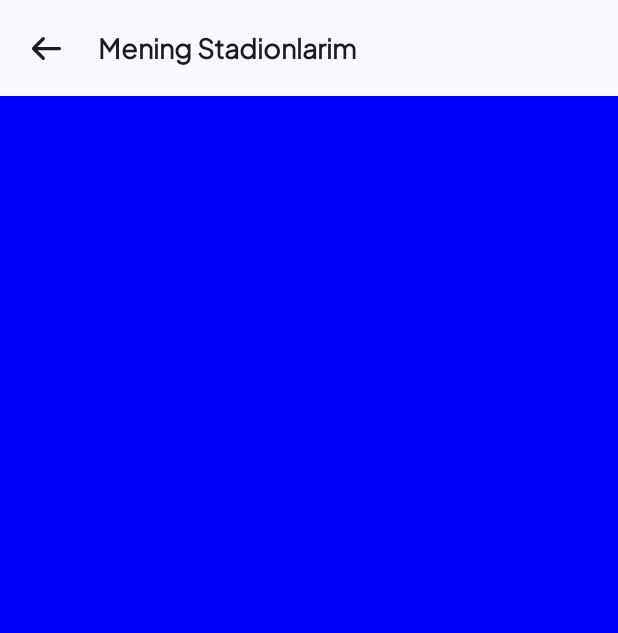
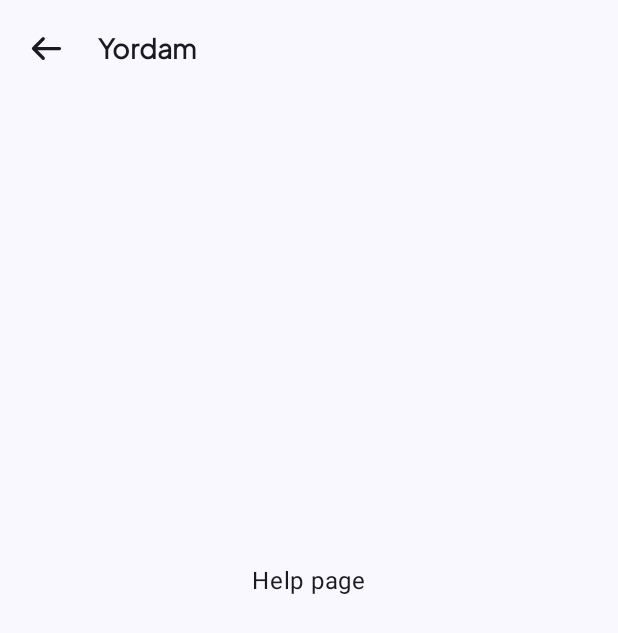
Before and after one commit to IsaboevSanjar/Go-Ball, an Android app built with Jetpack Compose: the screen it shows after launch (ComposeActivity), in the side drawer, after a tap on "Yordam", on a phone screen of 412 x 824 dp. Shown: the top 633 px of the screen. Run offline under Robolectric (Android 15) with nearby library versions, the phone set to English and light mode, and no system bars; our stand-ins replace Dagger/Hilt's generated code, Voyager; libraries missing offline, so code that uses them is left out: com.chuckerteam.chucker, com.yandex.mapkit, com.yandex.runtime; 13 statements that could not run were skipped.

Commit message:
All navigation from pages are ready

```diff
--- a/app/src/main/java/goball/uz/ComposeActivity.kt
+++ b/app/src/main/java/goball/uz/ComposeActivity.kt
@@ -9,10 +9,6 @@ import androidx.compose.foundation.background
 import androidx.compose.foundation.layout.Column
 import androidx.compose.foundation.layout.fillMaxSize
 import androidx.compose.foundation.layout.padding
-import androidx.compose.material.icons.Icons
-import androidx.compose.material.icons.filled.ArrowBack
-import androidx.compose.material.icons.automirrored.filled.ArrowBack
-import androidx.compose.material.icons.filled.ArrowBackIosNew
 import androidx.compose.material3.ExperimentalMaterial3Api
 import androidx.compose.material3.Icon
 import androidx.compose.material3.IconButton
@@ -24,11 +20,14 @@ import androidx.compose.runtime.Composable
 import androidx.compose.ui.Modifier
 import androidx.compose.ui.graphics.Color
 import androidx.compose.ui.res.painterResource
-import androidx.compose.ui.text.TextStyle
-import androidx.compose.ui.text.font.FontFamily
 import androidx.compose.ui.unit.dp
-import androidx.navigation.compose.rememberNavController
+import cafe.adriel.voyager.navigator.Navigator
 import dagger.hilt.android.AndroidEntryPoint
+import goball.uz.screens.AboutUsScreen
+import goball.uz.screens.HelpScreen
+import goball.uz.screens.LoginScreen
+import goball.uz.screens.MyStadiums
+import goball.uz.screens.SettingsScreen
 import goball.uz.ui.theme.GoBallTheme
 
 @AndroidEntryPoint
@@ -37,21 +36,25 @@ class ComposeActivity : AppCompatActivity() {
     @SuppressLint("UnusedMaterial3ScaffoldPaddingParameter")
     override fun onCreate(savedInstanceState: Bundle?) {
         super.onCreate(savedInstanceState)
-        val menuItem = intent.getIntExtra("menu_item", 0)
+        val menuItemText = intent.getStringExtra("menu_text")
+
+        val menuItemID = intent.getIntExtra("menu_item", 0)
         Log.d(
             "ComposeActivityT",
-            "Received menu_item: $menuItem"
+            "Received menu_item: $menuItemID"
         )  // Ensure this log statement is here
         setContent {
             GoBallTheme {
                 Scaffold(modifier = Modifier.fillMaxSize(),
                     topBar = {
                         TopAppBar(title = {
-                            Text(
-                                text = "Mening Stadionlarim",
-                                modifier = Modifier.padding(start = 9.dp),
-                                style =MaterialTheme.typography.bodyMedium
-                            )
+                            menuItemText?.let {
+                                Text(
+                                    text = it,
+                                    modifier = Modifier.padding(start = 9.dp),
+                                    style =MaterialTheme.typography.bodyMedium
+                                )
+                            }
                         },
                             navigationIcon = {
                                 IconButton(onClick = { finishWithAnimation() }) {
@@ -65,7 +68,17 @@ class ComposeActivity : AppCompatActivity() {
                         )
                     }
                 ) {
-                    ComposableScreen(menuItem = menuItem)
+                    if (menuItemID==1){
+                        Navigator(screen = MyStadiums())
+                    }else if (menuItemID==2){
+                        Navigator(screen = SettingsScreen())
+                    }
+                    else if (menuItemID==3){
+                        Navigator(screen = AboutUsScreen())
+                    }
+                    else if (menuItemID==4){
+                        Navigator(screen = HelpScreen())
+                    }
                 }
             }
         }
--- a/app/src/main/java/goball/uz/Yandex.kt
+++ b/app/src/main/java/goball/uz/Yandex.kt
@@ -124,11 +124,13 @@ class Yandex : AppCompatActivity() {
                 R.id.my_stadiums -> {
                     Toast.makeText(this, "My Stadium", Toast.LENGTH_SHORT).show()
                     intent.putExtra("menu_item", 1)
+                    intent.putExtra("menu_text", menuItem.title)
                 }
 
                 R.id.settings -> {
                     Toast.makeText(this, "Settings", Toast.LENGTH_SHORT).show()
                     intent.putExtra("menu_item", 2)
+                    intent.putExtra("menu_text", menuItem.title)
                     /*setContent {
                         val navigator = LocalNavigator.current
                         GoBallTheme {
@@ -140,11 +142,13 @@ class Yandex : AppCompatActivity() {
                 R.id.about_us -> {
                     Toast.makeText(this, "About us", Toast.LENGTH_SHORT).show()
                     intent.putExtra("menu_item", 3)
+                    intent.putExtra("menu_text", menuItem.title)
                 }
 
                 R.id.help -> {
                     Toast.makeText(this, "Help", Toast.LENGTH_SHORT).show()
                     intent.putExtra("menu_item", 4)
+                    intent.putExtra("menu_text", menuItem.title)
                 }
             }
             startActivity(intent)
--- /dev/null
+++ b/app/src/main/java/goball/uz/screens/HelpScreen.kt
@@ -0,0 +1,32 @@
+package goball.uz.screens
+
+import androidx.compose.foundation.layout.Arrangement
+import androidx.compose.foundation.layout.Column
+import androidx.compose.foundation.layout.Spacer
+import androidx.compose.foundation.layout.fillMaxSize
+import androidx.compose.foundation.layout.height
+import androidx.compose.material3.Button
+import androidx.compose.material3.Text
+import androidx.compose.runtime.Composable
+import androidx.compose.ui.Alignment
+import androidx.compose.ui.Modifier
+import androidx.compose.ui.unit.dp
+import cafe.adriel.voyager.core.screen.Screen
+import cafe.adriel.voyager.navigator.LocalNavigator
+
+class HelpScreen : Screen {
+    @Composable
+    override fun Content() {
+
+        val navigator = LocalNavigator.current
+        Column(
+            modifier = Modifier.fillMaxSize(),
+            horizontalAlignment = Alignment.CenterHorizontally,
+            verticalArrangement = Arrangement.Center
+        ) {
+            Text(text = "Help page")
+            Spacer(modifier = Modifier.height(50.dp))
+        }
+
+        }
+}
--- a/app/src/main/res/layout/nav_header.xml
+++ b/app/src/main/res/layout/nav_header.xml
@@ -57,6 +57,7 @@
                 android:layout_width="wrap_content"
                 android:layout_height="wrap_content"
                 android:textSize="12sp"
+                android:layout_gravity="start"
                 android:text="+998 90 000 12 34"
                 android:fontFamily="@font/jakarta_regular"
                 android:textColor="@color/black"/>
```
Also changed, not shown: app/src/main/java/goball/uz/screens/AboutUsScreen.kt (added, +33 -0 lines), app/src/main/java/goball/uz/screens/MyStadiums.kt (added, +34 -0 lines), app/src/main/java/goball/uz/screens/SettingsScreen.kt (added, +32 -0 lines).
